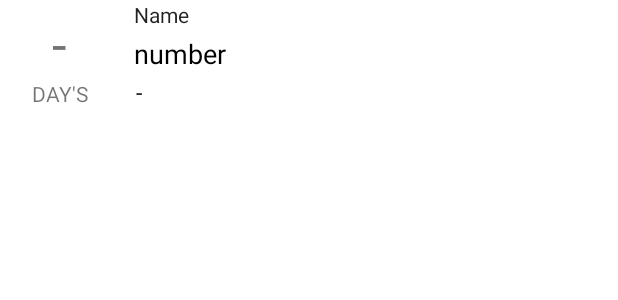
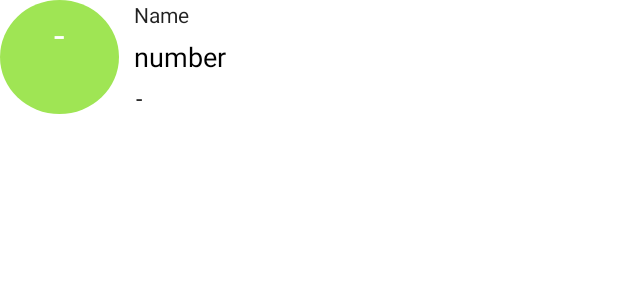
Before and after one commit to mnhmilu/POCTabedLayout, an Android app: the layout lv_item_lastcallhistory.xml on its own in the app's theme, with its tools: preview values and no code run, on a phone screen of 412 x 824 dp. Shown: the top 300 px of the screen. Run offline under Robolectric (Android 15) with nearby library versions, the phone set to English and light mode, and no system bars.

Commit message:
Circular Text Box added

```diff
--- a/app/src/main/java/com/mnhmilu/app/bondmaker/CustomAdapterLastCall.java
+++ b/app/src/main/java/com/mnhmilu/app/bondmaker/CustomAdapterLastCall.java
@@ -106,7 +106,7 @@ public class CustomAdapterLastCall extends BaseAdapter {
                   //  String date = DateFormat.getDateTimeInstance(DateFormat.LONG, DateFormat.SHORT).format(contactModelArrayList.get(position).getLastCallDate());
                     String date = contactModelArrayList.get(position).getLastCallDate();
                     holder.tvlastcalldate.setText(contactModelArrayList.get(position).getCallType()+": "+date);
-                    holder.tvelapsedDay.setText(String.valueOf(contactModelArrayList.get(position).getDayElapsed()));
+                    holder.tvelapsedDay.setText(String.valueOf(contactModelArrayList.get(position).getDayElapsed())+"\n"+"day's");
                 }else
                 {
                     holder.tvelapsedDay.setText("-");
--- a/app/src/main/java/com/mnhmilu/app/bondmaker/FragmentContactLastDayCallReport.java
+++ b/app/src/main/java/com/mnhmilu/app/bondmaker/FragmentContactLastDayCallReport.java
@@ -428,25 +428,27 @@ public class FragmentContactLastDayCallReport extends Fragment {
                 int days = mysettings.getInt(getString(R.string.alarm_first_level),10);
                 int secondLevel=days+days+1;
                 TextView textViewDays=(TextView) view.findViewById(R.id.textViewDays);
-                TextView textViewDaysFixed=(TextView) view.findViewById(R.id.textViewFixedDays);
-
+               // TextView textViewDaysFixed=(TextView) view.findViewById(R.id.textViewFixedDays);
+/*
                if(contactModelArrayList.get(position).getContact_tag().equalsIgnoreCase("Never Called"))
                {
                     textViewDays.setBackgroundColor(Color.GRAY);
-                   textViewDaysFixed.setBackgroundColor(Color.GRAY);
+                   //textViewDaysFixed.setBackgroundColor(Color.GRAY);
                 }else {
 
                     if (contactModelArrayList.get(position).getDayElapsed() >= 0 && contactModelArrayList.get(position).getDayElapsed() <= days) {
                         textViewDays.setBackgroundColor(Color.rgb(66, 244, 155));
-                        textViewDaysFixed.setBackgroundColor(Color.rgb(66, 244, 155));
+                        //textViewDaysFixed.setBackgroundColor(Color.rgb(66, 244, 155));
                     } else if (contactModelArrayList.get(position).getDayElapsed() >= (days + 1) && contactModelArrayList.get(position).getDayElapsed() < secondLevel) {
                         textViewDays.setBackgroundColor(Color.rgb(211, 244, 65));
-                        textViewDaysFixed.setBackgroundColor(Color.rgb(211, 244, 65));
+                        //textViewDaysFixed.setBackgroundColor(Color.rgb(211, 244, 65));
                     } else if (contactModelArrayList.get(position).getDayElapsed() >= secondLevel) {
                         textViewDays.setBackgroundColor(Color.rgb(255, 114, 114));
-                        textViewDaysFixed.setBackgroundColor(Color.rgb(255, 114, 114));
+                        //textViewDaysFixed.setBackgroundColor(Color.rgb(255, 114, 114));
                     }
                 }
+
+                */
 
             }
         }
--- /dev/null
+++ b/app/src/main/res/drawable/circle.xml
@@ -0,0 +1,10 @@
+<shape xmlns:android="http://schemas.android.com/apk/res/android"
+    android:shape="oval">
+
+    <solid android:color="#9FE554" />
+
+    <size
+        android:height="60dp"
+        android:width="60dp" />
+
+</shape>
--- /dev/null
+++ b/app/src/main/res/drawable/rounded_textview.xml
@@ -0,0 +1,4 @@
+<?xml version="1.0" encoding="utf-8"?>
+<selector xmlns:android="http://schemas.android.com/apk/res/android">
+    <item android:drawable="@drawable/circle" />
+</selector>
--- a/app/src/main/res/layout/lv_item_lastcallhistory.xml
+++ b/app/src/main/res/layout/lv_item_lastcallhistory.xml
@@ -8,28 +8,21 @@
 
     <RelativeLayout
         android:layout_width="match_parent"
-        android:layout_height="72dp"
+        android:layout_height="76dp"
         android:orientation="vertical">
 
 
         <TextView
             android:id="@+id/textViewDays"
             android:layout_width="79dp"
-            android:layout_height="55dp"
+            android:layout_height="match_parent"
+            android:background="@drawable/rounded_textview"
             android:paddingTop="5dp"
             android:text="TextView"
             android:textAlignment="center"
-            android:textSize="35dp"
+            android:textColor="@android:color/white"
+            android:textSize="25dp"
             tools:text="-" />
-
-        <TextView
-            android:id="@+id/textViewFixedDays"
-            android:layout_width="79dp"
-            android:layout_height="wrap_content"
-            android:layout_alignParentBottom="true"
-            android:layout_alignParentStart="true"
-            android:text="DAY'S"
-            android:textAlignment="center" />
 
 
         <TextView
```
